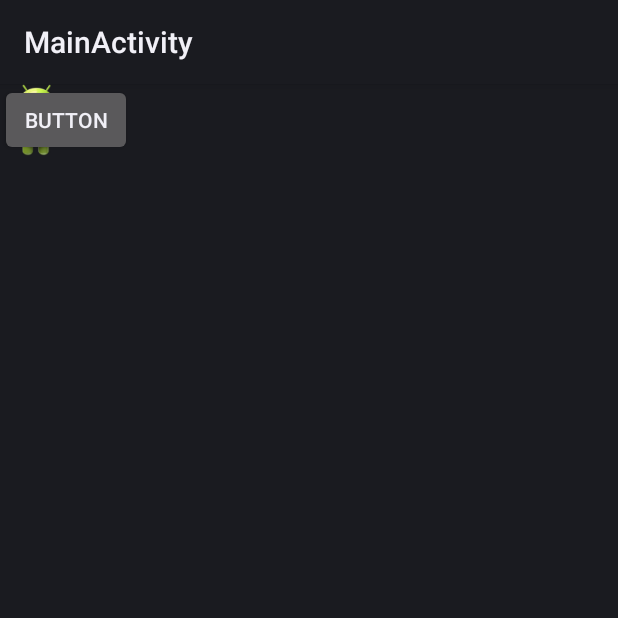
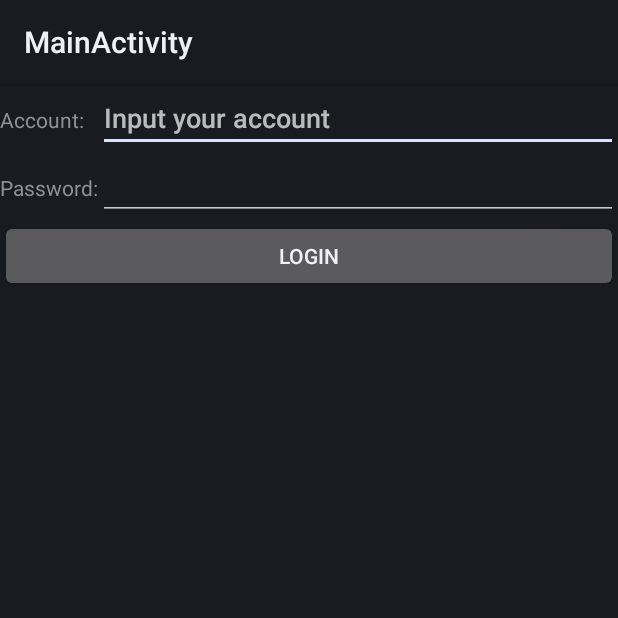
Before and after one commit to yaozongyou/android-first-code, an Android app: the screen it shows after launch (MainActivity), on a phone screen of 412 x 824 dp, the top half of it. Run offline under Robolectric (Android 15) with nearby library versions, the phone set to English and light mode, and no system bars.

Commit message:
add tablelayout example

```diff
--- a/UILayoutTest/src/main/res/layout/main.xml
+++ b/UILayoutTest/src/main/res/layout/main.xml
@@ -1,21 +1,36 @@
 <?xml version="1.0" encoding="utf-8"?>
-<FrameLayout xmlns:android="http://schemas.android.com/apk/res/android"
+<TableLayout xmlns:android="http://schemas.android.com/apk/res/android"
     android:layout_height="match_parent"
     android:layout_width="match_parent"
+    android:stretchColumns="1"
     >
 
-<Button
-    android:id="@+id/button"
-    android:layout_height="wrap_content"
-    android:layout_width="wrap_content"
-    android:text="Button"
-    />
+    <TableRow>
+        <TextView
+            android:layout_height="wrap_content"
+            android:text="Account:" />
+        <EditText
+            android:id="@+id/account"
+            android:layout_height="wrap_content"
+            android:hint="Input your account" />
+    </TableRow>
 
-<ImageView
-    android:id="@+id/image_view"
-    android:layout_height="wrap_content"
-    android:layout_width="wrap_content"
-    android:src="@drawable/ic_launcher"
-    />
+    <TableRow>
+        <TextView
+            android:layout_height="wrap_content"
+            android:text="Password:" />
+        <EditText
+            android:id="@+id/password"
+            android:layout_height="wrap_content"
+            android:inputType="textPassword" />
+    </TableRow>
 
-</FrameLayout>
+    <TableRow>
+        <Button
+            android:id="@+id/login"
+            android:layout_height="wrap_content"
+            android:layout_span="2"
+            android:text="Login" />
+    </TableRow>
+
+</TableLayout>
```
